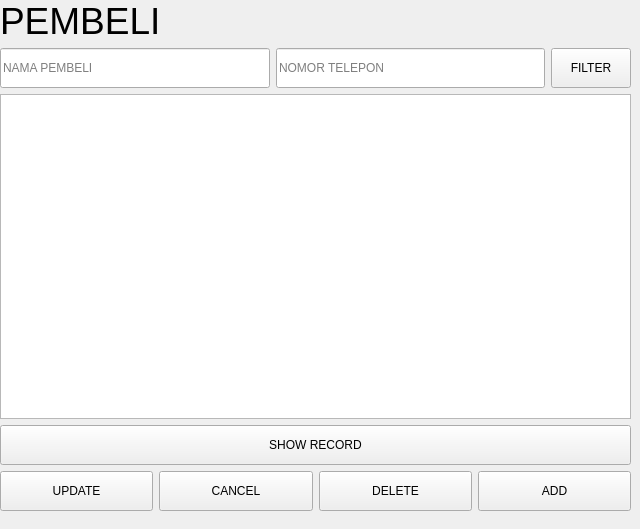
The window that src/ui/pembeli.ui (zanra2401/UAS_PEMDES) describes before a commit, drawn with Qt 5.
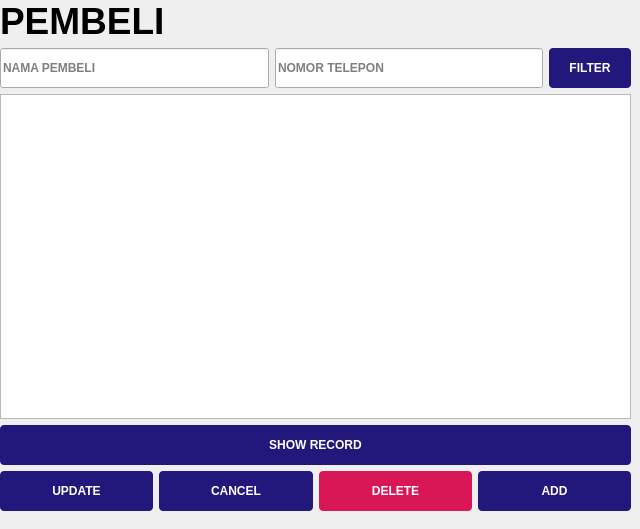
The same window after the commit.

What changed in the file:
```diff
--- a/src/ui/pembeli.ui
+++ b/src/ui/pembeli.ui
@@ -34,6 +34,8 @@
       <property name="font">
        <font>
         <pointsize>28</pointsize>
+        <weight>75</weight>
+        <bold>true</bold>
        </font>
       </property>
       <property name="text">
@@ -51,6 +53,9 @@
           <height>40</height>
          </size>
         </property>
+        <property name="styleSheet">
+         <string notr="true">font-weight: bold;</string>
+        </property>
         <property name="placeholderText">
          <string>NAMA PEMBELI</string>
         </property>
@@ -64,6 +69,9 @@
           <height>40</height>
          </size>
         </property>
+        <property name="styleSheet">
+         <string notr="true">font-weight: bold;</string>
+        </property>
         <property name="text">
          <string/>
         </property>
@@ -80,6 +88,15 @@
           <height>40</height>
          </size>
         </property>
+        <property name="styleSheet">
+         <string notr="true">background: #22177A;
+color: white;
+font-weight: bold;
+border: none;
+padding-left: 20px;
+padding-right: 20px;
+border-radius: 4px;</string>
+        </property>
         <property name="text">
          <string>FILTER</string>
         </property>
@@ -102,6 +119,15 @@
         <height>40</height>
        </size>
       </property>
+      <property name="styleSheet">
+       <string notr="true">background: #22177A;
+color: white;
+font-weight: bold;
+border: none;
+padding-left: 20px;
+padding-right: 20px;
+border-radius: 4px;</string>
+      </property>
       <property name="text">
        <string>SHOW RECORD</string>
       </property>
@@ -117,6 +143,15 @@
           <height>40</height>
          </size>
         </property>
+        <property name="styleSheet">
+         <string notr="true">background: #22177A;
+color: white;
+font-weight: bold;
+border: none;
+padding-left: 20px;
+padding-right: 20px;
+border-radius: 4px;</string>
+        </property>
         <property name="text">
          <string>UPDATE</string>
         </property>
@@ -130,6 +165,15 @@
           <height>40</height>
          </size>
         </property>
+        <property name="styleSheet">
+         <string notr="true">background: #22177A;
+color: white;
+font-weight: bold;
+border: none;
+padding-left: 20px;
+padding-right: 20px;
+border-radius: 4px;</string>
+        </property>
         <property name="text">
          <string>CANCEL</string>
         </property>
@@ -143,6 +187,15 @@
           <height>40</height>
          </size>
         </property>
+        <property name="styleSheet">
+         <string notr="true">background: #D91656;
+color: white;
+font-weight: bold;
+border: none;
+padding-left: 20px;
+padding-right: 20px;
+border-radius: 4px;</string>
+        </property>
         <property name="text">
          <string>DELETE</string>
         </property>
@@ -156,6 +209,15 @@
           <height>40</height>
          </size>
         </property>
+        <property name="styleSheet">
+         <string notr="true">background: #22177A;
+color: white;
+font-weight: bold;
+border: none;
+padding-left: 20px;
+padding-right: 20px;
+border-radius: 4px;</string>
+        </property>
         <property name="text">
          <string>ADD</string>
         </property>
```
